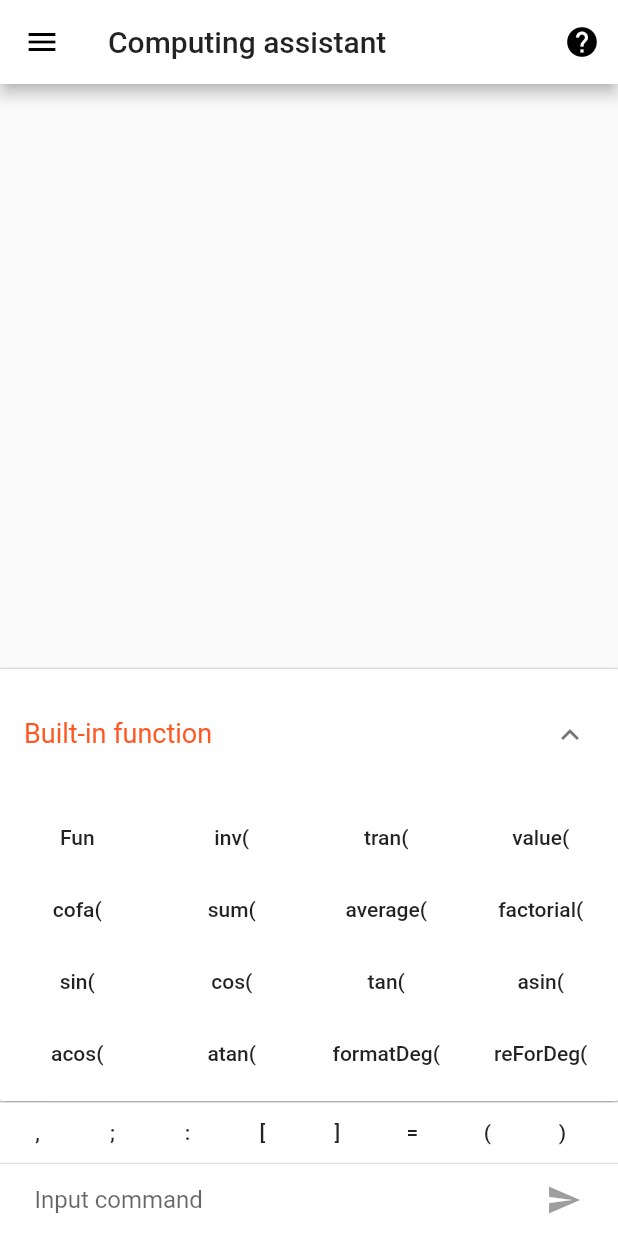
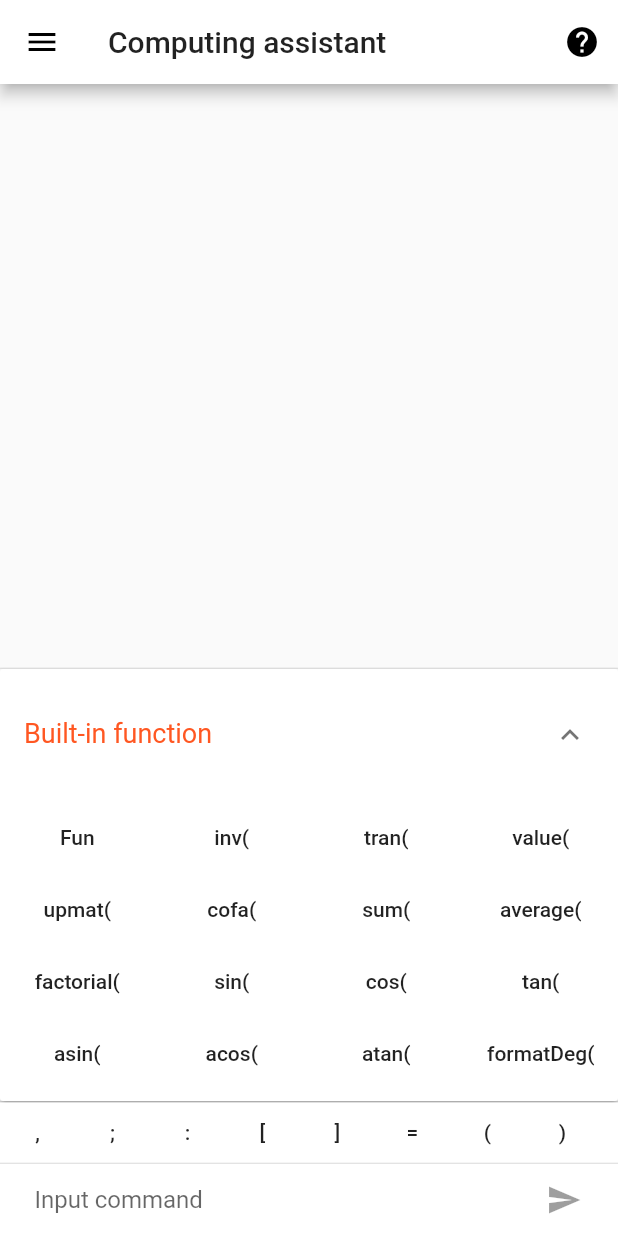
Before and after one commit to spadekmit/Flutter_Calculate, a Flutter app: the screen it shows after launch, after a tap on the "expand more" icon, on a phone screen of 412 x 824 dp. Run offline on Flutter 3.47's test engine with Material 2 defaults, Android fonts, the phone set to English and light mode, and no system bars.

Commit message:
新加入求上三角矩阵的方法，砍掉水平显示方法按钮栏

```diff
--- a/lib/command/handleCommand.dart
+++ b/lib/command/handleCommand.dart
@@ -216,11 +216,20 @@ dynamic _invocationMethod(String cmd) {
       if (vals.length != 1 || vals[0] is! num)
         throw FormatException('reForDeg函数参数传递错误');
       return reForDeg(vals[0]);
-      case 'cofa':
-      if(vals.length != 3 || vals[0] is! List<List<num>> || vals[1] is! num || vals[2] is! num){
+    case 'cofa':
+      if (vals.length != 3 ||
+          vals[0] is! List<List<num>> ||
+          vals[1] is! num ||
+          vals[2] is! num) {
         throw FormatException('cofa函数参数传递错误');
       }
       return getConfactor(vals[0], vals[1], vals[2]);
+    case 'upmat':
+      if (vals.length != 1 ||
+          vals[0] is! List<List<num>>) {
+        throw FormatException('upmat函数参数传递错误');
+      }
+      return upperTriangular(vals[0]);
     default:
       throw FormatException('$methodName 为未知命令');
   }
--- a/lib/data/data.dart
+++ b/lib/data/data.dart
@@ -7,7 +7,6 @@ Map<String, num> dbs = new Map(); //存储浮点数变量
 
 Map<String, List<List<num>>> matrixs = new Map(); //存储矩阵变量
 double fixedNum = 6.0; //存储小数位值
-bool isHorizontalBottons = false;
 List<UserFunction> userFunctions = [];
 var UFtemp = new Map();
 
@@ -22,6 +21,12 @@ List<CmdMethod> cmdMethods = [
       'Usage: tran(A), A must be a matrix', '用法：tran(A),  A必须为矩阵'),
   new CmdMethod('矩阵求值', 'evaluation of deteminant', 'value',
       'Usage: value(A), A must be a square matrix', '用法：value(A), A必须为方阵'),
+  new CmdMethod(
+      '上三角矩阵',
+      'upper triangular matrix',
+      'upmat',
+      'Usage: upmat(A), A must be a Square matrix or augmented matrix',
+      '用法：upmat(A), A必须为方阵或增广矩阵'),
   new CmdMethod(
       '求代数余子式',
       'Matrix complementary',
@@ -165,8 +170,7 @@ Future writeSettingData() async {
     settingDataFile.delete();
   }
   settingDataFile.createSync();
-  settingDataFile.writeAsStringSync(
-      fixedNum.toString() + '|' + isHorizontalBottons.toString());
+  settingDataFile.writeAsStringSync(fixedNum.toString());
 }
 
 ///从文件读取到设置界面的数据
@@ -175,14 +179,8 @@ Future readSettingData() async {
   File settingDataFile = new File('$dir/settingdata.txt');
   if (settingDataFile.existsSync()) {
     String data = settingDataFile.readAsStringSync();
-    var vals = data.split('|');
-    fixedNum = double.parse(vals[0]);
-    if (vals[1].trim() == 'true') {
-      isHorizontalBottons = true;
-    } else {
-      isHorizontalBottons = false;
-    }
-  } else {
+    fixedNum = double.parse(data);
+  }else{
     fixedNum = 6.0;
   }
 }
--- a/lib/language/xiaomingLocalizations.dart
+++ b/lib/language/xiaomingLocalizations.dart
@@ -17,8 +17,6 @@ class XiaomingLocalizations {
       'Saved Data': 'Saved Data',
       'InputHint': 'Input command',
       'decimal digits': 'decimal digits',
-      'MethodButtonsView': 'Built-in function shortcut input',
-      'Horizontal': 'isHorizontal',
       'CopyHint': 'The content has been copied to the clipboard',
       'HelpTab1': 'Matrix assignment',
       'HelpTab2': 'function call',
@@ -39,8 +37,6 @@ class XiaomingLocalizations {
       'Saved Data': '保存的数据',
       'InputHint': '输入命令',
       'decimal digits': '小数保留位数',
-      'MethodButtonsView': '内置函数快捷输入栏显示方式',
-      'Horizontal': '水平',
       'CopyHint': '内容已复制到剪切板',
       'HelpTab1': '矩阵赋值',
       'HelpTab2': '函数调用',
@@ -90,14 +86,6 @@ class XiaomingLocalizations {
 
   get decimal_digits {
     return _localizedValues[locale.languageCode]['decimal digits'];
-  }
-
-  get MethodButtonsView {
-    return _localizedValues[locale.languageCode]['MethodButtonsView'];
-  }
-
-  get Horizontal {
-    return _localizedValues[locale.languageCode]['Horizontal'];
   }
 
   get CopyHint {
--- a/lib/main.dart
+++ b/lib/main.dart
@@ -136,7 +136,6 @@ class TextScreenState extends State<TextScreen> with TickerProviderStateMixin {
 
   ///创建方便输入方法名的按钮列
   Widget _buildMethodButtons() {
-    Widget buttonsH;
     Widget buttonsV;
     buttonsV = new ExpansionPanelList(
       expansionCallback: (int i, bool b) => setState(() {
@@ -168,80 +167,55 @@ class TextScreenState extends State<TextScreen> with TickerProviderStateMixin {
                 new Row(
                   mainAxisAlignment: MainAxisAlignment.spaceAround,
                   children: <Widget>[
+                    _buildTextButton('upmat(', width: double.infinity),
                     _buildTextButton('cofa(', width: double.infinity),
                     _buildTextButton('sum(', width: double.infinity),
                     _buildTextButton('average(', width: double.infinity),
-                    _buildTextButton('factorial(', width: double.infinity),
 
                   ],
                 ),
                 new Row(
                   mainAxisAlignment: MainAxisAlignment.spaceAround,
                   children: <Widget>[
+                    _buildTextButton('factorial(', width: double.infinity),
                     _buildTextButton('sin(', width: double.infinity),
                     _buildTextButton('cos(', width: double.infinity),
                     _buildTextButton('tan(', width: double.infinity),
-                    _buildTextButton('asin(', width: double.infinity),
 
                   ],
                 ),
                 new Row(
                   mainAxisAlignment: MainAxisAlignment.spaceAround,
                   children: <Widget>[
+                    _buildTextButton('asin(', width: double.infinity),
                     _buildTextButton('acos(', width: double.infinity),
                     _buildTextButton('atan(', width: double.infinity),
                     _buildTextButton('formatDeg(', width: double.infinity),
-                    _buildTextButton('reForDeg(', width: double.infinity),
 
                   ],
                 ),
                 new Row(
                   mainAxisAlignment: MainAxisAlignment.spaceAround,
                   children: <Widget>[
+                    _buildTextButton('reForDeg(', width: double.infinity),
                     _buildTextButton('absSum(', width: double.infinity),
                     _buildTextButton('absAverage(', width: double.infinity),
                     _buildTextButton('radToDeg(', width: double.infinity),
+
+                  ],
+                ),
+                new Row(
+                  mainAxisAlignment: MainAxisAlignment.spaceAround,
+                  children: <Widget>[
                     _buildTextButton('lagrange(', width: double.infinity),
                   ],
-                )
+                ),
               ],
             ),
           ),
         ),
       ],
     );
-    buttonsH = new LimitedBox(
-      maxHeight: 40.0,
-      child: new ListView(
-        scrollDirection: Axis.horizontal,
-        cacheExtent: 0.0,
-        children: <Widget>[
-          _buildTextButton('Fun', width: 50.0),
-          _buildTextButton('inv(', width: 50.0),
-          _buildTextButton('tran(', width: 50.0),
-          _buildTextButton('value(', width: 60.0),
-          _buildTextButton('cofa(', width: 50.0),
-          _buildTextButton('sum(', width: 50.0),
-          _buildTextButton('average(', width: 80.0),
-          _buildTextButton('factorial(', width: 80.0),
-          _buildTextButton('sin(', width: 50.0),
-          _buildTextButton('cos(', width: 50.0),
-          _buildTextButton('tan(', width: 50.0),
-          _buildTextButton('asin(', width: 55.0),
-          _buildTextButton('acos(', width: 55.0),
-          _buildTextButton('atan(', width: 55.0),
-          _buildTextButton('formatDeg(', width: 90.0),
-          _buildTextButton('reForDeg(', width: 80.0),
-          _buildTextButton('absSum(', width: 80.0),
-          _buildTextButton('absAverage(', width: 90.0),
-          _buildTextButton('radToDeg(', width: 90.0),
-          _buildTextButton('lagrange(', width: 80.0),
-        ],
-      ),
-    );
-    if (isHorizontalBottons) {
-      return buttonsH;
-    }
     return buttonsV;
   }
 
```
Also changed, not shown: lib/View/myview.dart (+0 -25 lines), lib/command/Matrix.dart (+14 -14 lines), 1 other file.
